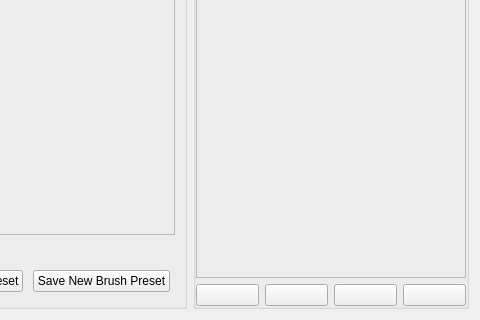
First picture: the form in libs/ui/forms/wdgpaintopsettings.ui, repository KDE/krita, before the edit; both pictures show x 951 to 1431 and y 192 to 512 of the 1431 by 512 pixel window.
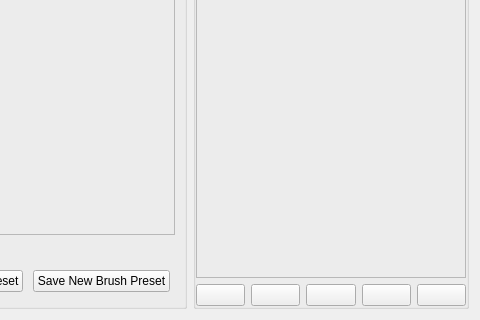
Second picture: the form after the edit. Custom widgets are drawn as their Qt base class.

Commit message: after a couple artists looked at it, I added the scratchpad preview area back. Modified the save dialog so you can load the scratchpad area too.

The edit to the form file:
```diff
--- a/libs/ui/forms/wdgpaintopsettings.ui
+++ b/libs/ui/forms/wdgpaintopsettings.ui
@@ -256,7 +256,14 @@
        </widget>
       </item>
       <item>
-       <layout class="QHBoxLayout" name="horizontalLayout_2" stretch="0,0,0,0">
+       <layout class="QHBoxLayout" name="horizontalLayout_2" stretch="0,0,0,0,0">
+        <item>
+         <widget class="QPushButton" name="paintPresetIcon">
+          <property name="text">
+           <string/>
+          </property>
+         </widget>
+        </item>
         <item>
          <widget class="QPushButton" name="fillLayer">
           <property name="text">
```
The commit also changes 4 other files.
